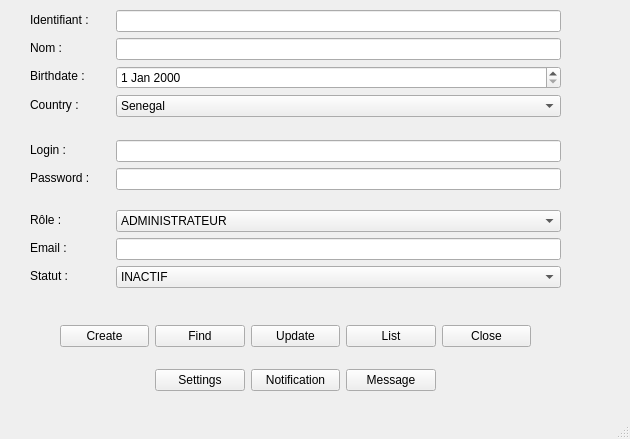
The window that uiuser.ui (MohamedSadio/banking-system) describes before a commit, drawn with Qt 5.
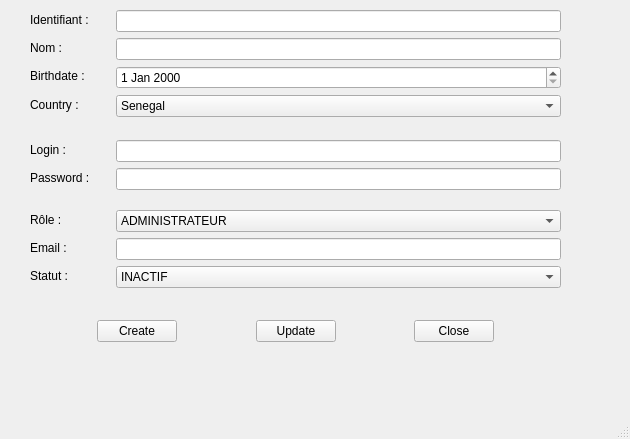
The same window after the commit.

Commit message: Switch interface

Diff of the .ui file:
```diff
--- a/uiuser.ui
+++ b/uiuser.ui
@@ -168,33 +168,25 @@
    <widget class="QWidget" name="gridLayoutWidget">
     <property name="geometry">
      <rect>
-      <x>20</x>
+      <x>25</x>
       <y>310</y>
-      <width>551</width>
-      <height>81</height>
+      <width>541</width>
+      <height>42</height>
      </rect>
     </property>
     <layout class="QGridLayout" name="gridLayout">
-     <item row="0" column="3">
-      <widget class="QPushButton" name="pushButtonUpdate">
-       <property name="text">
-        <string>Update</string>
-       </property>
-      </widget>
-     </item>
      <item row="0" column="2">
-      <widget class="QPushButton" name="pushButtonFind">
-       <property name="text">
-        <string>Find</string>
+      <spacer name="horizontalSpacer_2">
+       <property name="orientation">
+        <enum>Qt::Horizontal</enum>
        </property>
-      </widget>
-     </item>
-     <item row="0" column="4">
-      <widget class="QPushButton" name="pushButtonList">
-       <property name="text">
-        <string>List</string>
+       <property name="sizeHint" stdset="0">
+        <size>
+         <width>40</width>
+         <height>20</height>
+        </size>
        </property>
-      </widget>
+      </spacer>
      </item>
      <item row="0" column="1">
       <widget class="QPushButton" name="pushButtonCreate">
@@ -213,12 +205,12 @@
      <item row="0" column="6">
       <spacer name="horizontalSpacerRight">
        <property name="orientation">
-        <enum>Qt::Vertical</enum>
+        <enum>Qt::Horizontal</enum>
        </property>
        <property name="sizeHint" stdset="0">
         <size>
-         <width>40</width>
-         <height>20</height>
+         <width>20</width>
+         <height>40</height>
         </size>
        </property>
       </spacer>
@@ -226,7 +218,27 @@
      <item row="0" column="0">
       <spacer name="horizontalSpacer">
        <property name="orientation">
-        <enum>Qt::Vertical</enum>
+        <enum>Qt::Horizontal</enum>
+       </property>
+       <property name="sizeHint" stdset="0">
+        <size>
+         <width>20</width>
+         <height>40</height>
+        </size>
+       </property>
+      </spacer>
+     </item>
+     <item row="0" column="3">
+      <widget class="QPushButton" name="pushButtonUpdate">
+       <property name="text">
+        <string>Update</string>
+       </property>
+      </widget>
+     </item>
+     <item row="0" column="4">
+      <spacer name="horizontalSpacer_3">
+       <property name="orientation">
+        <enum>Qt::Horizontal</enum>
        </property>
        <property name="sizeHint" stdset="0">
         <size>
@@ -236,27 +248,6 @@
        </property>
       </spacer>
      </item>
-     <item row="1" column="2">
-      <widget class="QPushButton" name="pushButtonSettings">
-       <property name="text">
-        <string>Settings</string>
-       </property>
-      </widget>
-     </item>
-     <item row="1" column="3">
-      <widget class="QPushButton" name="pushButtonNotification">
-       <property name="text">
-        <string>Notification</string>
-       </property>
-      </widget>
-     </item>
-     <item row="1" column="4">
-      <widget class="QPushButton" name="pushButtonMessage">
-       <property name="text">
-        <string>Message</string>
-       </property>
-      </widget>
-     </item>
     </layout>
    </widget>
    <widget class="QWidget" name="formLayoutWidget_2">
```
The commit also changes 6 other files.
